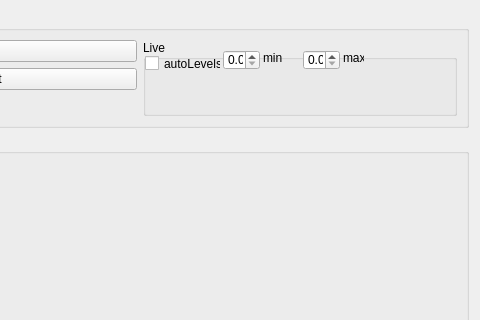
This is form.ui in micropolimi/Hamamatsu_ScopeFoundry as Qt 5 draws it before an edit; both pictures show x 201 to 681 and y 0 to 320 of the 681 by 728 pixel window. The edited form follows.
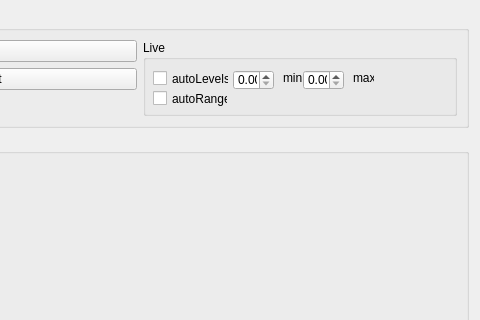
This is the edited form.

Commit message: Solved IPython console warning

```diff
--- a/form.ui
+++ b/form.ui
@@ -57,8 +57,8 @@
         <widget class="QCheckBox" name="autoLevels_checkBox">
          <property name="geometry">
           <rect>
-           <x>2</x>
-           <y>15</y>
+           <x>10</x>
+           <y>30</y>
            <width>76</width>
            <height>17</height>
           </rect>
@@ -70,9 +70,9 @@
         <widget class="QDoubleSpinBox" name="min_doubleSpinBox">
          <property name="geometry">
           <rect>
-           <x>80</x>
-           <y>10</y>
-           <width>37</width>
+           <x>90</x>
+           <y>30</y>
+           <width>41</width>
            <height>20</height>
           </rect>
          </property>
@@ -81,8 +81,8 @@
          <property name="geometry">
           <rect>
            <x>160</x>
-           <y>10</y>
-           <width>37</width>
+           <y>30</y>
+           <width>41</width>
            <height>20</height>
           </rect>
          </property>
@@ -90,8 +90,8 @@
         <widget class="QLabel" name="label_max">
          <property name="geometry">
           <rect>
-           <x>120</x>
-           <y>10</y>
+           <x>140</x>
+           <y>30</y>
            <width>21</width>
            <height>16</height>
           </rect>
@@ -103,8 +103,8 @@
         <widget class="QLabel" name="label_min">
          <property name="geometry">
           <rect>
-           <x>200</x>
-           <y>10</y>
+           <x>210</x>
+           <y>30</y>
            <width>21</width>
            <height>16</height>
           </rect>
@@ -113,6 +113,19 @@
           <string>max</string>
          </property>
         </widget>
+        <widget class="QCheckBox" name="autoRange_checkBox">
+         <property name="geometry">
+          <rect>
+           <x>10</x>
+           <y>50</y>
+           <width>75</width>
+           <height>17</height>
+          </rect>
+         </property>
+         <property name="text">
+          <string>autoRange</string>
+         </property>
+        </widget>
         <zorder>label_max</zorder>
         <zorder>autoLevels_checkBox</zorder>
         <zorder>min_doubleSpinBox</zorder>
```
Left out of the diff: 1 changed line with no effect on the pictures. The commit also changes 2 other files.
